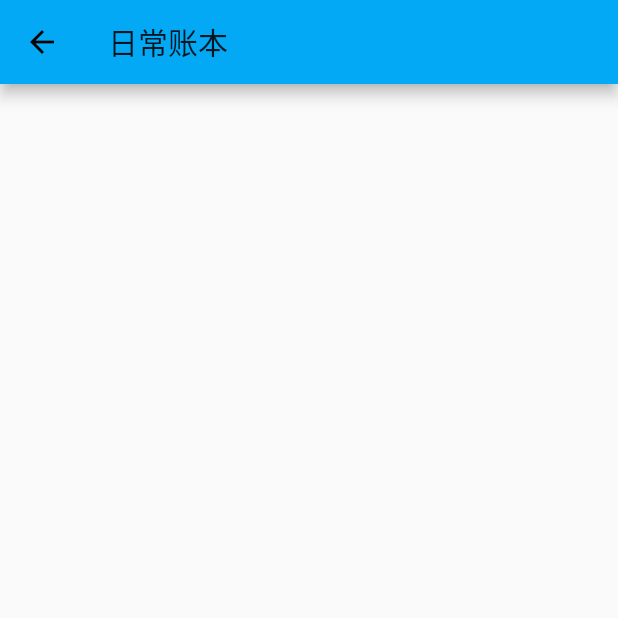
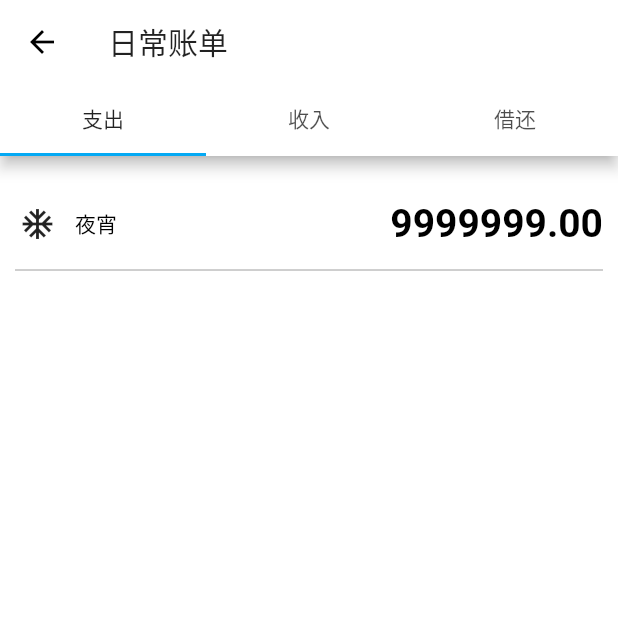
Before and after one commit to jaeysun/dj_account_book, a Flutter app: the screen it shows after launch, item 2 of the bottom bar chosen, on a phone screen of 412 x 824 dp, the top half of it. Run offline on Flutter 3.47's test engine with Material 2 defaults, Android fonts, the phone set to English and light mode, and no system bars.

Commit message:
1、记账也没顶部tab栏布局完成👌

```diff
--- a/lib/main.dart
+++ b/lib/main.dart
@@ -9,6 +9,8 @@ class DJAccountBookApp extends StatelessWidget {
       title: 'Flutter Demo',
       theme: ThemeData(
         primarySwatch: Colors.lightBlue,
+        splashColor: Colors.transparent,
+        highlightColor: Colors.transparent,
       ),
       home: DJBottomTabBarPage(),
     );
--- a/lib/pages/charge/charge_page.dart
+++ b/lib/pages/charge/charge_page.dart
@@ -8,10 +8,114 @@ class DJChargeAccountPage extends StatefulWidget {
 class _DJChargeAccountPageState extends State<DJChargeAccountPage> {
   @override
   Widget build(BuildContext context) {
-    return Scaffold(
-      appBar: AppBar(
-        title: Text(
-          "日常账本"
+    return DefaultTabController(
+      length: choices.length,
+      child: Scaffold(
+        appBar: AppBar(
+          backgroundColor: Colors.white,
+          title: const Text('日常账单'),
+          bottom: TabBar(
+            isScrollable: false,
+            tabs: choices.map<Widget>((Choice choice) {
+              return Tab(
+                text: choice.title,
+              );
+            }).toList(),
+          ),
+        ),
+        body:Container(
+          color: Colors.white,
+          child: Column(
+            children: <Widget>[
+              Padding(
+                padding: EdgeInsets.only(
+                  top: 15.0
+                ),
+              ),
+              Flex(
+                direction: Axis.horizontal,
+                children: <Widget>[
+                  Container(
+                    width: 50.0,
+                    child: Icon(Icons.ac_unit,size: 24,),
+                  ),
+                  Text(
+                    "夜宵",
+                    style: TextStyle(
+                      color: Colors.black,
+                    ),
+                  ),
+                  Expanded(
+                      child: Container(
+                          height: 60,
+                      ),
+                  ),
+                  Container(
+                    width: 200.0,
+                    child: Text(
+                        "9999999.00",
+                        textAlign: TextAlign.right,
+                        style: TextStyle(
+                          fontSize: 26,
+                          fontWeight: FontWeight.bold,
+                          color: Colors.black,
+                        ),
+                    ),
+                  ),
+                  Padding(
+                    padding: EdgeInsets.only(right: 10.0),
+                  )
+                ],
+              ),
+              Padding(
+                padding: EdgeInsets.only(
+                  left: 10,
+                  right: 10,
+                ),
+                child: Divider(
+                  height: 2.0,
+                  color: Colors.grey,
+                ),
+              )
+            ],
+          ),
+        )
+      ),
+    );
+  }
+}
+
+
+class Choice {
+  const Choice({ this.title, this.icon });
+  final String title;
+  final IconData icon;
+}
+
+const List<Choice> choices = <Choice>[
+  Choice(title: '支出'),
+  Choice(title: '收入'),
+  Choice(title: '借还'),
+];
+
+class ChoiceCard extends StatelessWidget {
+  const ChoiceCard({ Key key, this.choice }) : super(key: key);
+
+  final Choice choice;
+
+  @override
+  Widget build(BuildContext context) {
+    final TextStyle textStyle = Theme.of(context).textTheme.headline;
+    return Card(
+      color: Colors.white,
+      child: Center(
+        child: Column(
+          mainAxisSize: MainAxisSize.min,
+          crossAxisAlignment: CrossAxisAlignment.center,
+          children: <Widget>[
+            Icon(choice.icon, size: 128.0, color: textStyle.color),
+            Text(choice.title, style: textStyle),
+          ],
         ),
       ),
     );
```
